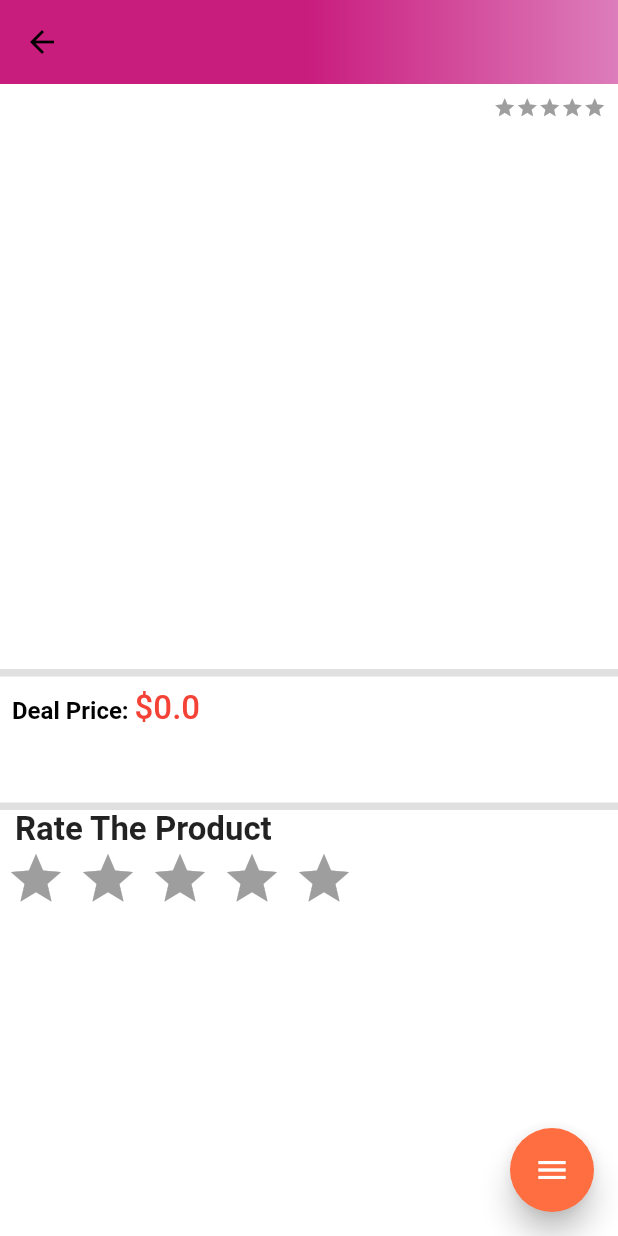
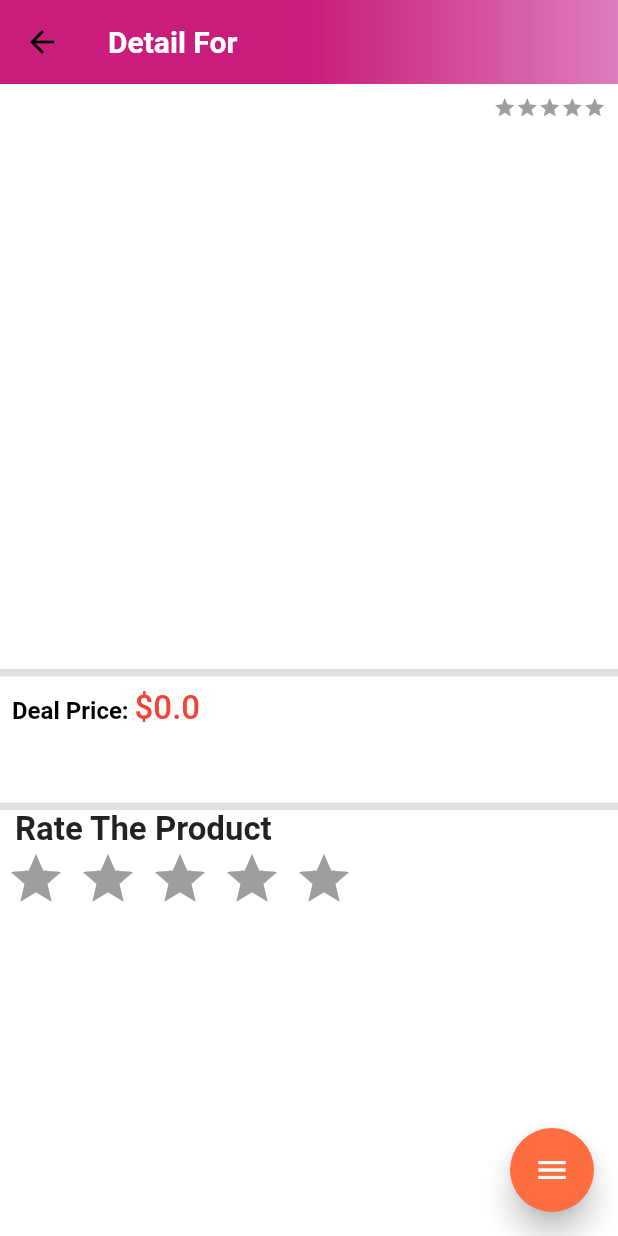
Before and after one commit to saedmejahid/mysouq, a Flutter app: the ProductDetailScreen screen opened directly with empty values, on a phone screen of 412 x 824 dp. Run offline on Flutter 3.47's test engine with Material 2 defaults, Android fonts, the phone set to English and light mode, and no system bars; drawn by our look-alikes of carousel_slider, flutter_rating_bar, flutter_speed_dial; our stand-ins replace badges, dotted_border, file_picker, shared_preferences; missing offline and left inert: cloudinary_public; accounts and stored records are empty.

Commit message:
init commit

```diff
--- a/lib/app/screens/product_details_screen.dart
+++ b/lib/app/screens/product_details_screen.dart
@@ -51,17 +51,11 @@ class _ProductDetailScreenState extends State<ProductDetailScreen> {
               gradient: Declarations.appBarGradient
           ),
         ),
-        title: Row(
-          mainAxisAlignment: MainAxisAlignment.spaceBetween,
-          children:
-          [
-            Text(
-              widget.product.name,
-            style: const TextStyle(
-                  fontWeight: FontWeight.bold,
-            ),
-            )
-          ],
+        title: Text(
+          'Detail For ${widget.product.name}',
+        style: const TextStyle(
+              fontWeight: FontWeight.bold,
+        ),
         ),
       ),
       body: SingleChildScrollView(
```
